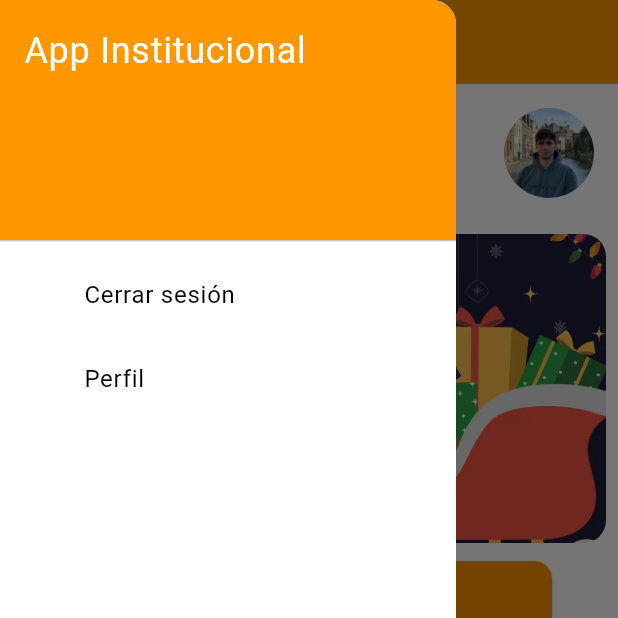
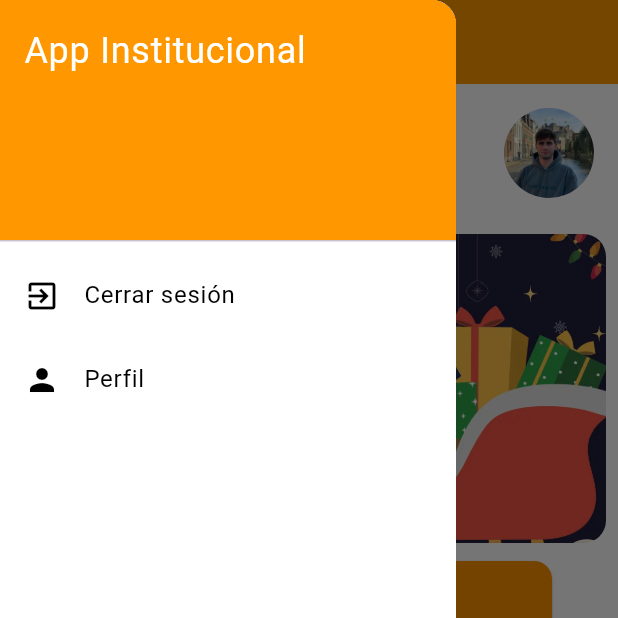
Before and after one commit to pab1s/ETSIIT-info-app, a Flutter app: the HomePage screen opened directly, with the side drawer open, on a phone screen of 412 x 824 dp, the top half of it. Run offline on Flutter 3.47's test engine with Material 3 defaults, Android fonts, the light colour scheme and no system bars; our stand-ins replace camera, carousel_slider, flutter_compass, flutter_map, flutter_tts, geolocator and 8 more; missing offline and left inert: dialogflow_grpc, flutter_map_animations, flutter_pixelmatching, light, syncfusion_flutter_core; project files that could hold a hidden picture were left out.

Commit message:
Refactor side bar widget to support dark mode

```diff
--- a/lib/widgets/side_bar.dart
+++ b/lib/widgets/side_bar.dart
@@ -9,7 +9,6 @@ class SideBar extends StatefulWidget {
   const SideBar({super.key});
 
   @override
-  // ignore: library_private_types_in_public_api
   _SideBarState createState() => _SideBarState();
 }
 
@@ -24,7 +23,7 @@ class _SideBarState extends State<SideBar> {
     _light = Light();
     _lightSubscription = _light?.lightSensorStream.listen((luxValue) {
       setState(() {
-        _darkMode = luxValue < 100; // Ajusta este valor según sea necesario
+        _darkMode = luxValue < 100;
       });
     });
   }
@@ -42,20 +41,21 @@ class _SideBarState extends State<SideBar> {
       child: ListView(
         padding: EdgeInsets.zero,
         children: <Widget>[
-          const DrawerHeader(
+          DrawerHeader(
             decoration: BoxDecoration(
               color: AppColors.primary,
             ),
             child: Text(
               'App Institucional',
               style: TextStyle(
-                color: Colors.white,
+                color: _darkMode ? Colors.black : Colors.white, // Inverse color
                 fontSize: 24,
               ),
             ),
           ),
           ListTile(
-            leading: const Icon(Icons.exit_to_app, color: Colors.white),
+            leading: Icon(Icons.exit_to_app,
+                color: _darkMode ? Colors.white : Colors.black),
             title: Text('Cerrar sesión',
                 style:
                     TextStyle(color: _darkMode ? Colors.white : Colors.black)),
@@ -69,7 +69,8 @@ class _SideBarState extends State<SideBar> {
             },
           ),
           ListTile(
-            leading: const Icon(Icons.person, color: Colors.white),
+            leading: Icon(Icons.person,
+                color: _darkMode ? Colors.white : Colors.black),
             title: Text('Perfil',
                 style:
                     TextStyle(color: _darkMode ? Colors.white : Colors.black)),
@@ -83,7 +84,7 @@ class _SideBarState extends State<SideBar> {
             },
           ),
         ],
-      ), // Cambia el color de fondo en modo oscuro
+      ),
     );
   }
 }
```
